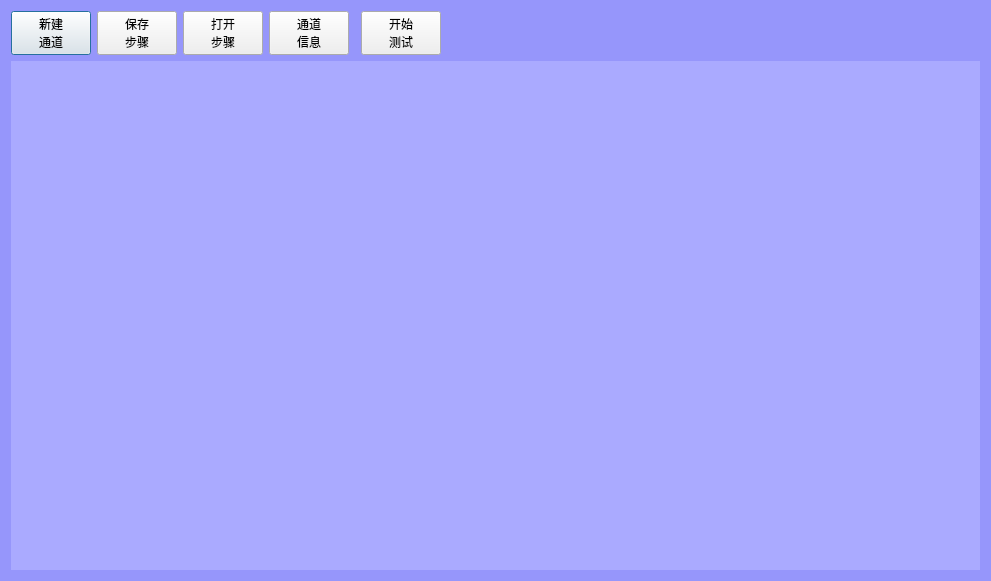
This is UiFiles/MainDialog.ui in caicaiking/WKELightWave as Qt 5 draws it before an edit. The edited form follows.
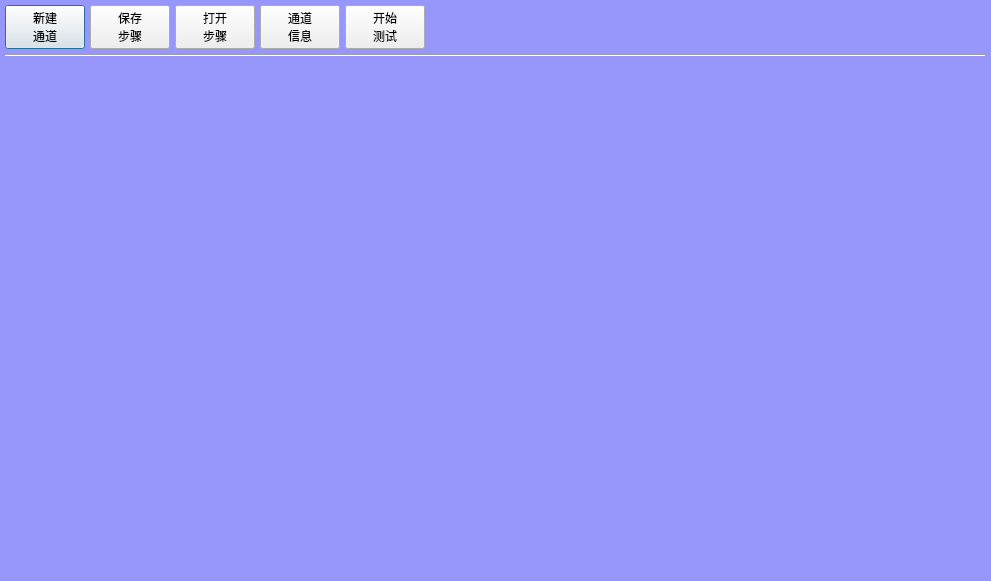
This is the edited form. The open tabs and pages were chosen to show the change.

```diff
--- a/UiFiles/MainDialog.ui
+++ b/UiFiles/MainDialog.ui
@@ -19,7 +19,22 @@
 	background-color:rgb(150,150,251);
 }</string>
   </property>
-  <layout class="QGridLayout" name="gridLayout_2">
+  <layout class="QGridLayout" name="gridLayout">
+   <property name="leftMargin">
+    <number>5</number>
+   </property>
+   <property name="topMargin">
+    <number>5</number>
+   </property>
+   <property name="rightMargin">
+    <number>5</number>
+   </property>
+   <property name="bottomMargin">
+    <number>5</number>
+   </property>
+   <property name="spacing">
+    <number>5</number>
+   </property>
    <item row="0" column="0">
     <widget class="QPushButton" name="btnNewSetup">
      <property name="minimumSize">
@@ -37,6 +52,40 @@
      </property>
     </widget>
    </item>
+   <item row="0" column="1">
+    <widget class="QPushButton" name="btnSaveSetup">
+     <property name="minimumSize">
+      <size>
+       <width>0</width>
+       <height>33</height>
+      </size>
+     </property>
+     <property name="styleSheet">
+      <string notr="true">font: 11pt &quot;楷体&quot;;</string>
+     </property>
+     <property name="text">
+      <string>保存
+步骤</string>
+     </property>
+    </widget>
+   </item>
+   <item row="0" column="2">
+    <widget class="QPushButton" name="btnOpenSetup">
+     <property name="minimumSize">
+      <size>
+       <width>0</width>
+       <height>33</height>
+      </size>
+     </property>
+     <property name="styleSheet">
+      <string notr="true">font: 11pt &quot;楷体&quot;;</string>
+     </property>
+     <property name="text">
+      <string>打开
+步骤</string>
+     </property>
+    </widget>
+   </item>
    <item row="0" column="3">
     <widget class="QPushButton" name="btnSettings">
      <property name="minimumSize">
@@ -54,502 +103,7 @@
      </property>
     </widget>
    </item>
-   <item row="1" column="0" colspan="7">
-    <widget class="QStackedWidget" name="stackedWidget">
-     <property name="styleSheet">
-      <string notr="true">background-color: rgb(170, 170, 255);</string>
-     </property>
-     <widget class="QWidget" name="page">
-      <layout class="QGridLayout" name="gridLayout">
-       <item row="0" column="0">
-        <layout class="QHBoxLayout" name="horizontalLayout">
-         <item>
-          <widget class="QWidget" name="widget" native="true">
-           <property name="minimumSize">
-            <size>
-             <width>0</width>
-             <height>200</height>
-            </size>
-           </property>
-           <property name="maximumSize">
-            <size>
-             <width>6666666</width>
-             <height>213</height>
-            </size>
-           </property>
-          </widget>
-         </item>
-         <item>
-          <spacer name="horizontalSpacer_7">
-           <property name="orientation">
-            <enum>Qt::Horizontal</enum>
-           </property>
-           <property name="sizeHint" stdset="0">
-            <size>
-             <width>17</width>
-             <height>20</height>
-            </size>
-           </property>
-          </spacer>
-         </item>
-         <item>
-          <widget class="QWidget" name="widget_2" native="true">
-           <property name="minimumSize">
-            <size>
-             <width>0</width>
-             <height>200</height>
-            </size>
-           </property>
-           <property name="maximumSize">
-            <size>
-             <width>16777215</width>
-             <height>213</height>
-            </size>
-           </property>
-          </widget>
-         </item>
-         <item>
-          <spacer name="horizontalSpacer_3">
-           <property name="orientation">
-            <enum>Qt::Horizontal</enum>
-           </property>
-           <property name="sizeHint" stdset="0">
-            <size>
-             <width>17</width>
-             <height>20</height>
-            </size>
-           </property>
-          </spacer>
-         </item>
-         <item>
-          <widget class="QWidget" name="widget_3" native="true">
-           <property name="minimumSize">
-            <size>
-             <width>0</width>
-             <height>200</height>
-            </size>
-           </property>
-           <property name="maximumSize">
-            <size>
-             <width>16777215</width>
-             <height>213</height>
-            </size>
-           </property>
-          </widget>
-         </item>
-         <item>
-          <widget class="QWidget" name="widget_4" native="true">
-           <property name="minimumSize">
-            <size>
-             <width>0</width>
-             <height>200</height>
-            </size>
-           </property>
-           <property name="maximumSize">
-            <size>
-             <width>16777215</width>
-             <height>213</height>
-            </size>
-           </property>
-          </widget>
-         </item>
-         <item>
-          <spacer name="horizontalSpacer_2">
-           <property name="orientation">
-            <enum>Qt::Horizontal</enum>
-           </property>
-           <property name="sizeHint" stdset="0">
-            <size>
-             <width>17</width>
-             <height>20</height>
-            </size>
-           </property>
-          </spacer>
-         </item>
-        </layout>
-       </item>
-       <item row="1" column="0">
-        <layout class="QHBoxLayout" name="horizontalLayout_2">
-         <item>
-          <widget class="QWidget" name="widget_5" native="true">
-           <property name="minimumSize">
-            <size>
-             <width>218</width>
-             <height>0</height>
-            </size>
-           </property>
-           <property name="maximumSize">
-            <size>
-             <width>213</width>
-             <height>16777215</height>
-            </size>
-           </property>
-          </widget>
-         </item>
-         <item>
-          <spacer name="horizontalSpacer_4">
-           <property name="orientation">
-            <enum>Qt::Horizontal</enum>
-           </property>
-           <property name="sizeHint" stdset="0">
-            <size>
-             <width>18</width>
-             <height>20</height>
-            </size>
-           </property>
-          </spacer>
-         </item>
-         <item>
-          <widget class="QWidget" name="widget_8" native="true">
-           <property name="minimumSize">
-            <size>
-             <width>218</width>
-             <height>0</height>
-            </size>
-           </property>
-           <property name="maximumSize">
-            <size>
-             <width>16777215</width>
-             <height>213</height>
-            </size>
-           </property>
-          </widget>
-         </item>
-         <item>
-          <spacer name="horizontalSpacer_5">
-           <property name="orientation">
-            <enum>Qt::Horizontal</enum>
-           </property>
-           <property name="sizeHint" stdset="0">
-            <size>
-             <width>18</width>
-             <height>20</height>
-            </size>
-           </property>
-          </spacer>
-         </item>
-         <item>
-          <widget class="QWidget" name="widget_7" native="true">
-           <property name="minimumSize">
-            <size>
-             <width>218</width>
-             <height>200</height>
-            </size>
-           </property>
-           <property name="maximumSize">
-            <size>
-             <width>16777215</width>
-             <height>213</height>
-            </size>
-           </property>
-          </widget>
-         </item>
-         <item>
-          <widget class="QWidget" name="widget_6" native="true">
-           <property name="minimumSize">
-            <size>
-             <width>218</width>
-             <height>200</height>
-            </size>
-           </property>
-           <property name="maximumSize">
-            <size>
-             <width>16777215</width>
-             <height>213</height>
-            </size>
-           </property>
-          </widget>
-         </item>
-         <item>
-          <spacer name="horizontalSpacer_6">
-           <property name="orientation">
-            <enum>Qt::Horizontal</enum>
-           </property>
-           <property name="sizeHint" stdset="0">
-            <size>
-             <width>18</width>
-             <height>20</height>
-            </size>
-           </property>
-          </spacer>
-         </item>
-        </layout>
-       </item>
-       <item row="2" column="0">
-        <spacer name="verticalSpacer">
-         <property name="orientation">
-          <enum>Qt::Vertical</enum>
-         </property>
-         <property name="sizeHint" stdset="0">
-          <size>
-           <width>20</width>
-           <height>84</height>
-          </size>
-         </property>
-        </spacer>
-       </item>
-      </layout>
-     </widget>
-     <widget class="QWidget" name="page_2">
-      <layout class="QGridLayout" name="gridLayout_3">
-       <item row="0" column="0">
-        <layout class="QHBoxLayout" name="horizontalLayout_3">
-         <item>
-          <widget class="QWidget" name="widgetRun1" native="true">
-           <property name="minimumSize">
-            <size>
-             <width>88</width>
-             <height>88</height>
-            </size>
-           </property>
-           <property name="maximumSize">
-            <size>
-             <width>888888</width>
-             <height>213</height>
-            </size>
-           </property>
-          </widget>
-         </item>
-         <item>
-          <spacer name="horizontalSpacer_8">
-           <property name="orientation">
-            <enum>Qt::Horizontal</enum>
-           </property>
-           <property name="sizeHint" stdset="0">
-            <size>
-             <width>40</width>
-             <height>20</height>
-            </size>
-           </property>
-          </spacer>
-         </item>
-         <item>
-          <widget class="QWidget" name="widgetRun2" native="true">
-           <property name="minimumSize">
-            <size>
-             <width>88</width>
-             <height>88</height>
-            </size>
-           </property>
-           <property name="maximumSize">
-            <size>
-             <width>888888</width>
-             <height>213</height>
-            </size>
-           </property>
-          </widget>
-         </item>
-         <item>
-          <spacer name="horizontalSpacer_9">
-           <property name="orientation">
-            <enum>Qt::Horizontal</enum>
-           </property>
-           <property name="sizeHint" stdset="0">
-            <size>
-             <width>40</width>
-             <height>20</height>
-            </size>
-           </property>
-          </spacer>
-         </item>
-         <item>
-          <widget class="QWidget" name="widgetRun3" native="true">
-           <property name="minimumSize">
-            <size>
-             <width>88</width>
-             <height>88</height>
-            </size>
-           </property>
-           <property name="maximumSize">
-            <size>
-             <width>888888</width>
-             <height>213</height>
-            </size>
-           </property>
-          </widget>
-         </item>
-         <item>
-          <spacer name="horizontalSpacer_10">
-           <property name="orientation">
-            <enum>Qt::Horizontal</enum>
-           </property>
-           <property name="sizeHint" stdset="0">
-            <size>
-             <width>40</width>
-             <height>20</height>
-            </size>
-           </property>
-          </spacer>
-         </item>
-         <item>
-          <widget class="QWidget" name="widgetRun4" native="true">
-           <property name="minimumSize">
-            <size>
-             <width>88</width>
-             <height>88</height>
-            </size>
-           </property>
-           <property name="maximumSize">
-            <size>
-             <width>888888</width>
-             <height>213</height>
-            </size>
-           </property>
-          </widget>
-         </item>
-         <item>
-          <spacer name="horizontalSpacer_11">
-           <property name="orientation">
-            <enum>Qt::Horizontal</enum>
-           </property>
-           <property name="sizeHint" stdset="0">
-            <size>
-             <width>40</width>
-             <height>20</height>
-            </size>
-           </property>
-          </spacer>
-         </item>
-        </layout>
-       </item>
-       <item row="1" column="0">
-        <layout class="QHBoxLayout" name="horizontalLayout_4">
-         <item>
-          <widget class="QWidget" name="widgetRun5" native="true">
-           <property name="minimumSize">
-            <size>
-             <width>88</width>
-             <height>88</height>
-            </size>
-           </property>
-           <property name="maximumSize">
-            <size>
-             <width>888888</width>
-             <height>213</height>
-            </size>
-           </property>
-          </widget>
-         </item>
-         <item>
-          <spacer name="horizontalSpacer_12">
-           <property name="orientation">
-            <enum>Qt::Horizontal</enum>
-           </property>
-           <property name="sizeHint" stdset="0">
-            <size>
-             <width>40</width>
-             <height>20</height>
-            </size>
-           </property>
-          </spacer>
-         </item>
-         <item>
-          <widget class="QWidget" name="widgetRun6" native="true">
-           <property name="minimumSize">
-            <size>
-             <width>88</width>
-             <height>88</height>
-            </size>
-           </property>
-           <property name="maximumSize">
-            <size>
-             <width>888888</width>
-             <height>213</height>
-            </size>
-           </property>
-          </widget>
-         </item>
-         <item>
-          <spacer name="horizontalSpacer_13">
-           <property name="orientation">
-            <enum>Qt::Horizontal</enum>
-           </property>
-           <property name="sizeHint" stdset="0">
-            <size>
-             <width>40</width>
-             <height>20</height>
-            </size>
-           </property>
-          </spacer>
-         </item>
-         <item>
-          <widget class="QWidget" name="widgetRun7" native="true">
-           <property name="minimumSize">
-            <size>
-             <width>88</width>
-             <height>88</height>
-            </size>
-           </property>
-           <property name="maximumSize">
-            <size>
-             <width>888888</width>
-             <height>213</height>
-            </size>
-           </property>
-          </widget>
-         </item>
-         <item>
-          <spacer name="horizontalSpacer_14">
-           <property name="orientation">
-            <enum>Qt::Horizontal</enum>
-           </property>
-           <property name="sizeHint" stdset="0">
-            <size>
-             <width>40</width>
-             <height>20</height>
-            </size>
-           </property>
-          </spacer>
-         </item>
-         <item>
-          <widget class="QWidget" name="widgetRun8" native="true">
-           <property name="minimumSize">
-            <size>
-             <width>88</width>
-             <height>88</height>
-            </size>
-           </property>
-           <property name="maximumSize">
-            <size>
-             <width>888888</width>
-             <height>213</height>
-            </size>
-           </property>
-          </widget>
-         </item>
-         <item>
-          <spacer name="horizontalSpacer_15">
-           <property name="orientation">
-            <enum>Qt::Horizontal</enum>
-           </property>
-           <property name="sizeHint" stdset="0">
-            <size>
-             <width>40</width>
-             <height>20</height>
-            </size>
-           </property>
-          </spacer>
-         </item>
-        </layout>
-       </item>
-       <item row="2" column="0">
-        <spacer name="verticalSpacer_2">
-         <property name="orientation">
-          <enum>Qt::Vertical</enum>
-         </property>
-         <property name="sizeHint" stdset="0">
-          <size>
-           <width>20</width>
-           <height>62</height>
-          </size>
-         </property>
-        </spacer>
-       </item>
-      </layout>
-     </widget>
-    </widget>
-   </item>
-   <item row="0" column="5">
+   <item row="0" column="4">
     <widget class="QPushButton" name="btnRunning">
      <property name="minimumSize">
       <size>
@@ -566,7 +120,7 @@
      </property>
     </widget>
    </item>
-   <item row="0" column="6">
+   <item row="0" column="5">
     <spacer name="horizontalSpacer">
      <property name="orientation">
       <enum>Qt::Horizontal</enum>
@@ -579,39 +133,196 @@
      </property>
     </spacer>
    </item>
-   <item row="0" column="1">
-    <widget class="QPushButton" name="btnSaveSetup">
-     <property name="minimumSize">
-      <size>
-       <width>0</width>
-       <height>33</height>
-      </size>
+   <item row="1" column="0" colspan="6">
+    <widget class="Line" name="line">
+     <property name="orientation">
+      <enum>Qt::Horizontal</enum>
      </property>
-     <property name="styleSheet">
-      <string notr="true">font: 11pt &quot;楷体&quot;;</string>
-     </property>
-     <property name="text">
-      <string>保存
-步骤</string>
-     </property>
     </widget>
    </item>
-   <item row="0" column="2">
-    <widget class="QPushButton" name="btnOpenSetup">
-     <property name="minimumSize">
+   <item row="2" column="0" colspan="6">
+    <layout class="QHBoxLayout" name="horizontalLayout">
+     <property name="spacing">
+      <number>1</number>
+     </property>
+     <item>
+      <widget class="QWidget" name="widget" native="true">
+       <property name="minimumSize">
+        <size>
+         <width>0</width>
+         <height>0</height>
+        </size>
+       </property>
+       <property name="maximumSize">
+        <size>
+         <width>339</width>
+         <height>218</height>
+        </size>
+       </property>
+       <property name="styleSheet">
+        <string notr="true"/>
+       </property>
+      </widget>
+     </item>
+     <item>
+      <widget class="QWidget" name="widget_2" native="true">
+       <property name="maximumSize">
+        <size>
+         <width>339</width>
+         <height>218</height>
+        </size>
+       </property>
+       <property name="styleSheet">
+        <string notr="true"/>
+       </property>
+      </widget>
+     </item>
+     <item>
+      <widget class="QWidget" name="widget_3" native="true">
+       <property name="maximumSize">
+        <size>
+         <width>339</width>
+         <height>218</height>
+        </size>
+       </property>
+       <property name="styleSheet">
+        <string notr="true"/>
+       </property>
+      </widget>
+     </item>
+     <item>
+      <widget class="QWidget" name="widget_4" native="true">
+       <property name="maximumSize">
+        <size>
+         <width>16777215</width>
+         <height>218</height>
+        </size>
+       </property>
+       <property name="styleSheet">
+        <string notr="true"/>
+       </property>
+      </widget>
+     </item>
+     <item>
+      <spacer name="horizontalSpacer_2">
+       <property name="orientation">
+        <enum>Qt::Horizontal</enum>
+       </property>
+       <property name="sizeHint" stdset="0">
+        <size>
+         <width>40</width>
+         <height>20</height>
+        </size>
+       </property>
+      </spacer>
+     </item>
+    </layout>
+   </item>
+   <item row="3" column="0" colspan="6">
+    <layout class="QHBoxLayout" name="horizontalLayout_2">
+     <item>
+      <widget class="QWidget" name="widget_5" native="true">
+       <property name="minimumSize">
+        <size>
+         <width>0</width>
+         <height>200</height>
+        </size>
+       </property>
+       <property name="maximumSize">
+        <size>
+         <width>336</width>
+         <height>218</height>
+        </size>
+       </property>
+       <property name="styleSheet">
+        <string notr="true"/>
+       </property>
+      </widget>
+     </item>
+     <item>
+      <widget class="QWidget" name="widget_6" native="true">
+       <property name="minimumSize">
+        <size>
+         <width>0</width>
+         <height>0</height>
+        </size>
+       </property>
+       <property name="maximumSize">
+        <size>
+         <width>336</width>
+         <height>218</height>
+        </size>
+       </property>
+       <property name="styleSheet">
+        <string notr="true"/>
+       </property>
+      </widget>
+     </item>
+     <item>
+      <widget class="QWidget" name="widget_7" native="true">
+       <property name="minimumSize">
+        <size>
+         <width>0</width>
+         <height>0</height>
+        </size>
+       </property>
+       <property name="maximumSize">
+        <size>
+         <width>339</width>
+         <height>218</height>
+        </size>
+       </property>
+       <property name="styleSheet">
+        <string notr="true"/>
+       </property>
+      </widget>
+     </item>
+     <item>
+      <widget class="QWidget" name="widget_8" native="true">
+       <property name="minimumSize">
+        <size>
+         <width>0</width>
+         <height>0</height>
+        </size>
+       </property>
+       <property name="maximumSize">
+        <size>
+         <width>339</width>
+         <height>218</height>
+        </size>
+       </property>
+       <property name="styleSheet">
+        <string notr="true"/>
+       </property>
+      </widget>
+     </item>
+     <item>
+      <spacer name="horizontalSpacer_3">
+       <property name="orientation">
+        <enum>Qt::Horizontal</enum>
+       </property>
+       <property name="sizeHint" stdset="0">
+        <size>
+         <width>28</width>
+         <height>17</height>
+        </size>
+       </property>
+      </spacer>
+     </item>
+    </layout>
+   </item>
+   <item row="4" column="5">
+    <spacer name="verticalSpacer">
+     <property name="orientation">
+      <enum>Qt::Vertical</enum>
+     </property>
+     <property name="sizeHint" stdset="0">
       <size>
-       <width>0</width>
-       <height>33</height>
+       <width>20</width>
+       <height>101</height>
       </size>
      </property>
-     <property name="styleSheet">
-      <string notr="true">font: 11pt &quot;楷体&quot;;</string>
-     </property>
-     <property name="text">
-      <string>打开
-步骤</string>
-     </property>
-    </widget>
+    </spacer>
    </item>
   </layout>
  </widget>
```
